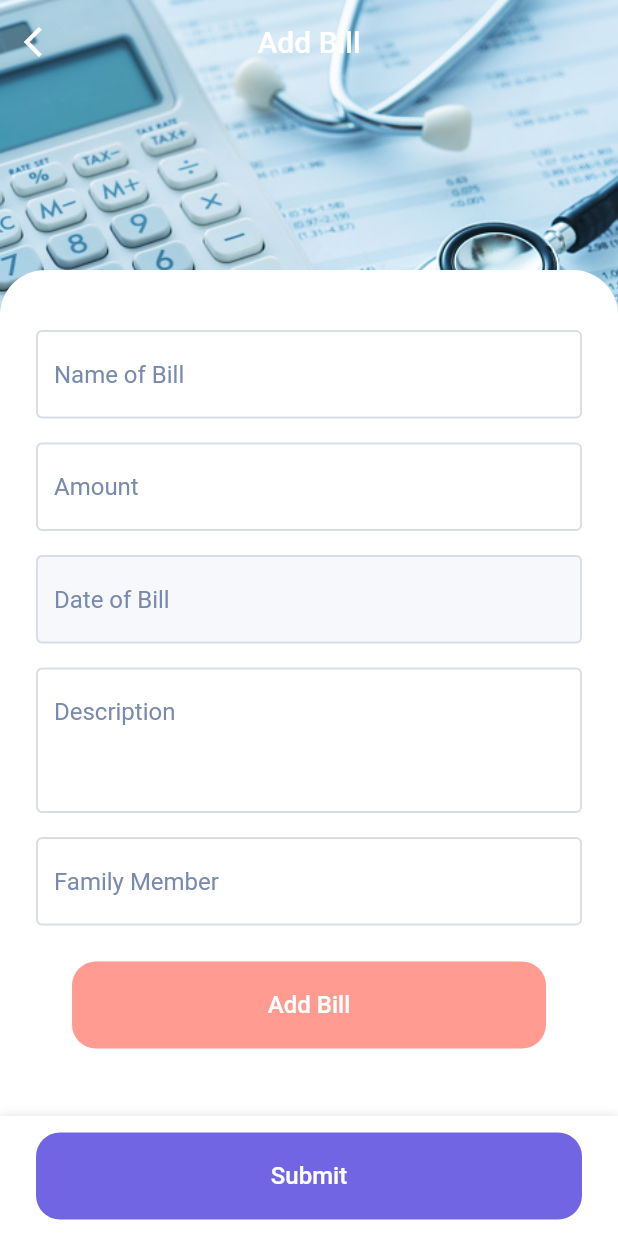
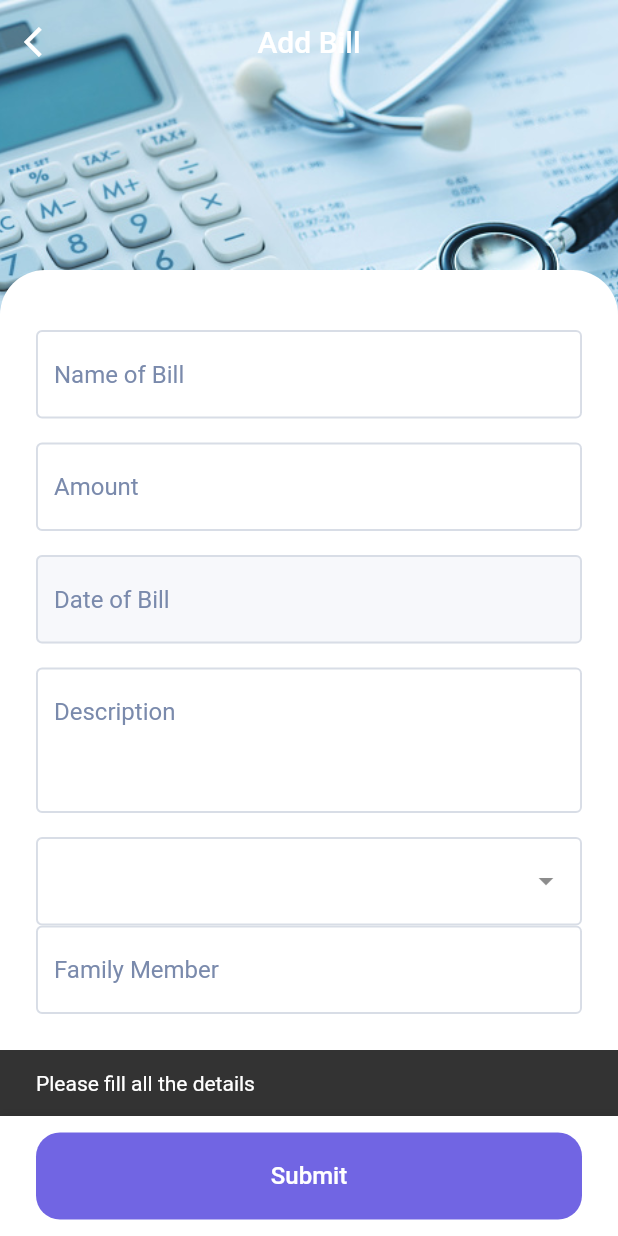
Before and after one commit to digiyodha/healthbloomapp, a Flutter app: the AddBill screen opened directly, after a tap on "Submit", on a phone screen of 412 x 824 dp. Run offline on Flutter 3.47's test engine with Material 2 defaults, Android fonts, the phone set to English and light mode, and no system bars; our stand-ins replace animated_bottom_navigation_bar, dio, file_picker, firebase_auth, firebase_core, firebase_storage and 5 more; missing offline and left inert: flutter_facebook_auth, hexagon; accounts and stored records are empty.

Commit message:
updated code

```diff
--- a/lib/main.dart
+++ b/lib/main.dart
@@ -3,6 +3,7 @@ import 'package:flutter/material.dart';
 import 'package:health_bloom/services/api/networking.dart';
 import 'package:health_bloom/services/api/networkmanager/auth_networkmanager.dart';
 import 'package:health_bloom/services/api/repository/auth_repository.dart';
+import 'package:health_bloom/utils/colors.dart';
 import 'package:health_bloom/view/splash/splash_screen.dart';
 import 'package:provider/provider.dart';
 import 'package:shared_preferences/shared_preferences.dart';
@@ -37,7 +38,7 @@ class MyApp extends StatelessWidget {
         debugShowCheckedModeBanner: false,
         title: 'Health Bloom',
         theme: ThemeData(
-          primarySwatch: Colors.blue,
+          primarySwatch: kPrimaryColorMaterial,
         ),
         home: SplashScreen(),
       ),
--- /dev/null
+++ b/lib/model/request/request.dart
@@ -0,0 +1,35 @@
+class AddBillRequest {
+  AddBillRequest({
+    this.name,
+    this.amount,
+    this.date,
+    this.description,
+    this.billImage,
+    this.patient,
+  });
+
+  String name;
+  double amount;
+  DateTime date;
+  String description;
+  List<String> billImage;
+  String patient;
+
+  factory AddBillRequest.fromJson(Map<String, dynamic> json) => AddBillRequest(
+    name: json["name"] == null ? null : json["name"],
+    amount: json["amount"] == null ? null : json["amount"].toDouble(),
+    date: json["date"] == null ? null : DateTime.parse(json["date"]),
+    description: json["description"] == null ? null : json["description"],
+    billImage: json["bill_image"] == null ? null : List<String>.from(json["bill_image"].map((x) => x)),
+    patient: json["patient"] == null ? null : json["patient"],
+  );
+
+  Map<String, dynamic> toJson() => {
+    "name": name == null ? null : name,
+    "amount": amount == null ? null : amount,
+    "date": date == null ? null : "${date.year.toString().padLeft(4, '0')}-${date.month.toString().padLeft(2, '0')}-${date.day.toString().padLeft(2, '0')}",
+    "description": description == null ? null : description,
+    "bill_image": billImage == null ? null : List<dynamic>.from(billImage.map((x) => x)),
+    "patient": patient == null ? null : patient,
+  };
+}
--- /dev/null
+++ b/lib/model/response/response.dart
@@ -0,0 +1,63 @@
+class AddBillResponse {
+  AddBillResponse({
+    this.success,
+    this.data,
+  });
+
+  bool success;
+  AddBillResponseData data;
+
+  factory AddBillResponse.fromJson(Map<String, dynamic> json) => AddBillResponse(
+    success: json["success"] == null ? null : json["success"],
+    data: json["data"] == null ? null : AddBillResponseData.fromJson(json["data"]),
+  );
+
+  Map<String, dynamic> toJson() => {
+    "success": success == null ? null : success,
+    "data": data == null ? null : data.toJson(),
+  };
+}
+
+class AddBillResponseData {
+  AddBillResponseData({
+    this.billImage,
+    this.name,
+    this.amount,
+    this.date,
+    this.description,
+    this.patient,
+    this.userId,
+    this.id,
+  });
+
+  List<String> billImage;
+  String name;
+  double amount;
+  DateTime date;
+  String description;
+  String patient;
+  String userId;
+  String id;
+
+  factory AddBillResponseData.fromJson(Map<String, dynamic> json) => AddBillResponseData(
+    billImage: json["bill_image"] == null ? [] : List<String>.from(json["bill_image"].map((x) => x)),
+    name: json["name"] == null ? null : json["name"],
+    amount: json["amount"] == null ? null : json["amount"].toDouble(),
+    date: json["date"] == null ? null : DateTime.parse(json["date"]),
+    description: json["description"] == null ? null : json["description"],
+    patient: json["patient"] == null ? null : json["patient"],
+    userId: json["user_id"] == null ? null : json["user_id"],
+    id: json["id"] == null ? null : json["id"],
+  );
+
+  Map<String, dynamic> toJson() => {
+    "bill_image": billImage == null ? [] : List<dynamic>.from(billImage.map((x) => x)),
+    "name": name == null ? null : name,
+    "amount": amount == null ? null : amount,
+    "date": date == null ? null : date.toIso8601String(),
+    "description": description == null ? null : description,
+    "patient": patient == null ? null : patient,
+    "user_id": userId == null ? null : userId,
+    "id": id == null ? null : id,
+  };
+}
--- a/lib/services/api/endpoints/auth_endpoint.dart
+++ b/lib/services/api/endpoints/auth_endpoint.dart
@@ -17,4 +17,24 @@ class AuthEndpoints {
       AuthEndpoint("/v1/family/get-all-members", Method.get);
   static get getMember => AuthEndpoint("/v1/family/id/", Method.put);
   static get deleteAllmember => AuthEndpoint("/v1/family/id/", Method.delete);
+
+
+
+
+
+
+
+
+
+
+
+
+
+
+
+
+
+
+
+  static get addBill => AuthEndpoint("/v1/bill/", Method.post);
 }
--- a/lib/utils/colors.dart
+++ b/lib/utils/colors.dart
@@ -16,3 +16,19 @@ const kGrey4 = Color(0xffD8DDE6);
 const kGrey5 = Color(0xffAEB8CC);
 const kGrey6 = Color(0xff7A8AAC);
 const kGrey7 = Color(0xff3D4961);
+
+const MaterialColor kPrimaryColorMaterial = const MaterialColor(
+  0xff7165E3,
+  const <int, Color>{
+    50: kMainColor,
+    100: kMainColor,
+    200: kMainColor,
+    300: kMainColor,
+    400: kMainColor,
+    500: kMainColor,
+    600: kMainColor,
+    700: kMainColor,
+    800: kMainColor,
+    900: kMainColor,
+  },
+);
--- /dev/null
+++ b/lib/utils/drop_down/custom_dropdown.dart
@@ -0,0 +1,223 @@
+import 'package:flutter/material.dart';
+
+import '../colors.dart';
+
+class CustomDropDown extends StatefulWidget {
+  final TextEditingController controller;
+  final String title;
+  final double height, width, childHeight;
+  final TextStyle hintStyle;
+  final Color iconColor;
+  final Widget child;
+  final Border childBorder;
+  final List<dynamic> dropDownData;
+  final Function stateCallback;
+  final String title_key;
+  final bool down;
+  final bool lastButton;
+  final Widget lastWidget;
+  final Function onPressedLast;
+
+  const CustomDropDown(
+      {Key key,
+      this.title,
+      this.width,
+      this.height,
+      this.hintStyle,
+      this.iconColor,
+      this.child,
+      this.childHeight,
+      this.childBorder,
+      this.controller,
+      this.dropDownData,
+      this.stateCallback,
+      this.title_key,
+      this.down = false,
+      this.lastButton = false,
+      this.lastWidget,
+      this.onPressedLast})
+      : super(key: key);
+
+  @override
+  _CustomDropDownState createState() => _CustomDropDownState();
+}
+
+class _CustomDropDownState extends State<CustomDropDown> {
+  ScrollController _controller = ScrollController();
+  GlobalKey _key = GlobalKey();
+  OverlayEntry _entry;
+  double dX, dY;
+  Size _size;
+  bool _inserted = false;
+
+  OverlayEntry _createOverlay() {
+    return OverlayEntry(builder: (context) {
+      return Material(
+        color: Colors.transparent,
+        child: GestureDetector(
+          onTap: () {
+            _inserted = false;
+            _entry.remove();
+          },
+          child: Container(
+            width: double.infinity,
+            height: double.infinity,
+            color: Colors.transparent,
+            child: Stack(children: [
+              Positioned(
+                top: widget.down
+                    ? dY + _size.height
+                    : widget.dropDownData.length > 5
+                        ? dY - 5 * 56.toDouble() - 5 * 3.toDouble()
+                        : widget.lastButton
+                            ? dY -
+                                widget.dropDownData.length * 56 -
+                                widget.dropDownData.length * 3 -
+                                58
+                            : dY -
+                                widget.dropDownData.length * 56 -
+                                widget.dropDownData.length * 3,
+                left: dX,
+                child: Container(
+                  height: widget.dropDownData.length > 5
+                      ? 56 * 5.toDouble()
+                      : widget.lastButton
+                          ? widget.dropDownData.length * 56.toDouble() + 56
+                          : widget.dropDownData.length * 56.toDouble(),
+                  width: _size.width,
+                  decoration: BoxDecoration(
+                      border: widget.childBorder,
+                      borderRadius: BorderRadius.circular(4),
+                      color: kWhite,
+                      boxShadow: [
+                        BoxShadow(
+                            color: Colors.black12,
+                            offset: Offset(0.0, 2.0),
+                            blurRadius: 5)
+                      ]),
+                  child: RawScrollbar(
+                    isAlwaysShown: true,
+                    child: Column(
+                      children: [
+                        Expanded(
+                          child: ListView.separated(
+                            controller: _controller,
+                            key: GlobalKey(),
+                            itemCount: widget.dropDownData.length,
+                            shrinkWrap: true,
+                            padding: EdgeInsets.all(0),
+                            itemBuilder: (context, index) {
+                              return InkWell(
+                                onTap: () {
+                                  widget.controller.text =
+                                      widget.dropDownData[index];
+                                  _inserted = false;
+                                  _entry.remove();
+                                  if (widget.stateCallback != null) {
+                                    widget.stateCallback(index);
+                                  }
+                                },
+                                child: Container(
+                                  constraints: BoxConstraints(minHeight: 56),
+                                  width: double.infinity,
+                                  padding: EdgeInsets.symmetric(
+                                      horizontal: 16, vertical: 8),
+                                  child: Align(
+                                    alignment: Alignment.centerLeft,
+                                    child: Text(
+                                      widget.dropDownData[index],
+                                      style: TextStyle(
+                                          fontSize: 16, color: kGrey7),
+                                    ),
+                                  ),
+                                ),
+                              );
+                            },
+                            separatorBuilder: (context, index) {
+                              return Divider(
+                                height: 1,
+                                color: kGrey3,
+                                thickness: 1,
+                              );
+                            },
+                          ),
+                        ),
+                        if (widget.lastButton)
+                          InkWell(
+                            onTap: () {
+                              _inserted = false;
+                              _entry.remove();
+                              widget.onPressedLast();
+                            },
+                            child: widget.lastWidget,
+                          )
+                      ],
+                    ),
+                    controller: _controller,
+                    thumbColor: kMainColor,
+                  ),
+                ),
+              )
+            ]),
+          ),
+        ),
+      );
+    });
+  }
+
+  @override
+  Widget build(BuildContext context) {
+    print("INSIDE DROPDWON");
+    print(widget.dropDownData.length);
+    print(widget.dropDownData);
+    return WillPopScope(
+      onWillPop: () async {
+        if (_inserted) {
+          _inserted = false;
+          _entry.remove();
+        }
+        return true;
+      },
+      child: TextField(
+        controller: widget.controller,
+        key: _key,
+        onTap: () {
+          if (_inserted == false) {
+            RenderBox _box = _key.currentContext.findRenderObject();
+            _size = _box.size;
+            Offset position = _box.localToGlobal(Offset.zero);
+            dX = position.dx;
+            dY = position.dy;
+            _entry = _createOverlay();
+            _inserted = true;
+            Overlay.of(context).insert(_entry);
+          } else {
+            _entry.remove();
+            _inserted = false;
+          }
+        },
+        readOnly: true,
+        decoration: InputDecoration(
+            fillColor: kWhite,
+            filled: true,
+            errorBorder:
+                OutlineInputBorder(borderSide: BorderSide(color: kMainColor)),
+            focusedBorder: OutlineInputBorder(
+              borderSide: BorderSide(color: kMainColor, width: 2),
+            ),
+            disabledBorder: OutlineInputBorder(
+                borderSide: BorderSide(color: kGrey4, width: 1)),
+            enabledBorder: OutlineInputBorder(
+                borderSide: BorderSide(color: kGrey4, width: 1.3)),
+            border: OutlineInputBorder(
+                borderSide: BorderSide(color: kGrey4, width: 1.2)),
+            labelText: widget.title,
+            labelStyle: widget.hintStyle,
+            suffixIcon: Icon(
+              Icons.arrow_drop_down,
+              color: widget.iconColor,
+            )),
+      ),
+    );
+  }
+}
--- a/lib/view/bill/add_bill.dart
+++ b/lib/view/bill/add_bill.dart
@@ -1,8 +1,13 @@
 import 'package:firebase_storage/firebase_storage.dart';
 import 'package:flutter/material.dart';
+import 'package:health_bloom/model/response/response.dart';
 import 'package:health_bloom/utils/colors.dart';
 import 'package:health_bloom/utils/loading.dart';
+import 'package:provider/provider.dart';
 import '../../components/custom_contained_button.dart';
+import '../../model/request/request.dart';
+import '../../services/api/repository/auth_repository.dart';
+import '../../utils/drop_down/custom_dropdown.dart';
 import '../../utils/text_field/custom_text_field.dart';
 import 'dart:io';
 import 'package:file_picker/file_picker.dart';
@@ -64,6 +69,12 @@ class _AddBillState extends State<AddBill> {
         _loading = false;
       });
     }
+  }
+
+  Future<AddBillResponse> addBill(AddBillRequest request) async {
+    final adminAPI = Provider.of<NetworkRepository>(context, listen: false);
+    AddBillResponse _response = await adminAPI.addBillAPI(request);
+    return _response;
   }
 
   @override
@@ -128,7 +139,7 @@ class _AddBillState extends State<AddBill> {
                       maxLines: 1,
                       controller: _amount,
                       label: "Amount",
-                      textInputType: TextInputType.name,
+                      textInputType: TextInputType.number,
                       onChanged: () {},
                       onTap: () {},
                     ),
@@ -159,6 +170,9 @@ class _AddBillState extends State<AddBill> {
                     ),
                     SizedBox(
                       height: 16,
+                    ),
+                    CustomDropDown(
+                      dropDownData: ["a","s"],
                     ),
                     CustomTextField(
                       maxLines: 1,
@@ -320,7 +334,29 @@ class _AddBillState extends State<AddBill> {
             textSize: 16,
             disabledColor: kGreyLite,
             text: "Submit",
-            onPressed: () {
+            onPressed: () async{
+              if(_billName.text.isNotEmpty && _amount.text.isNotEmpty && _date.text.isNotEmpty && _description.text.isNotEmpty && _familyMember.text.isNotEmpty){
+                setState(() {
+                  _loading = true;
+                });
+                AddBillResponse _response = await addBill(
+                  AddBillRequest(
+                    name: _billName.text,
+                    amount: double.parse(_amount.text),
+                    date: selectedDate,
+                    description: _description.text,
+                    patient: _familyMember.text,
+                    billImage: files
+                  )
+                );
+                if(_response.success){
+                  ScaffoldMessenger.of(context).showSnackBar(SnackBar(content: Text("Added successfully!"),));
+                  await Future.delayed(Duration(seconds: 1));
+                  Navigator.pop(context);
+                }
+              }else{
+                ScaffoldMessenger.of(context).showSnackBar(SnackBar(content: Text("Please fill all the details"),));
+              }
             },
             width: double.infinity,
           ),
```
Also changed, not shown: lib/services/api/networkmanager/auth_networkmanager.dart (+23 -0 lines), lib/services/api/repository/auth_repository.dart (+10 -0 lines), lib/utils/drawer/custom_drawer.dart (+7 -2 lines), lib/view/login/login.dart (+95 -29 lines).
